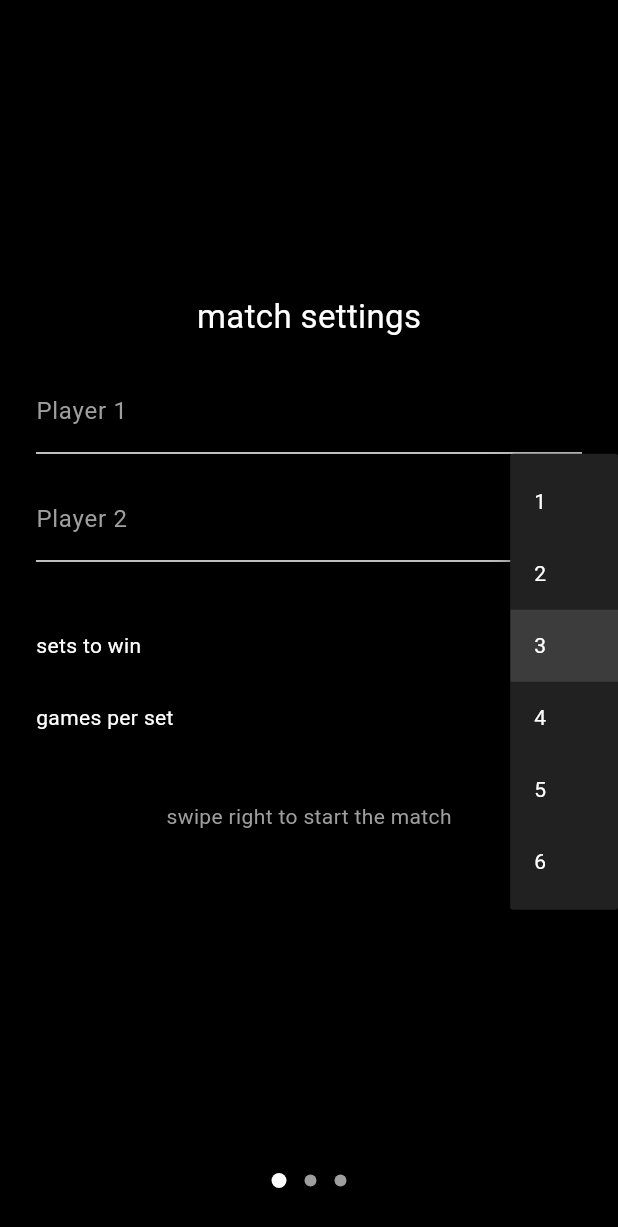
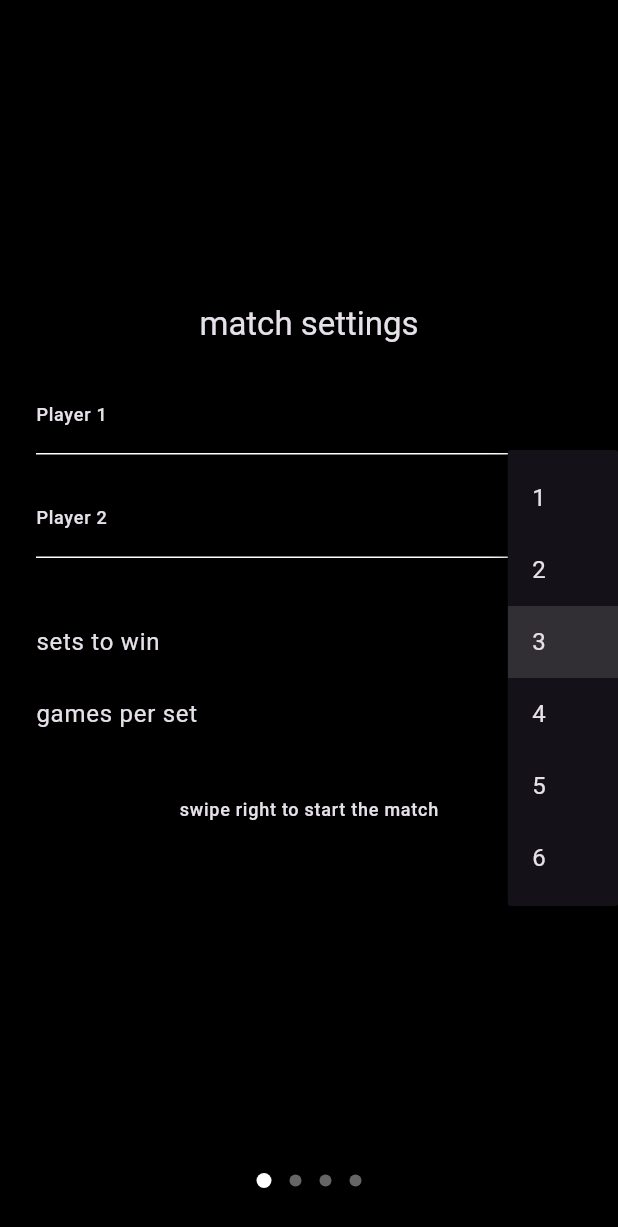
Before and after one commit to TimoSaut/CourtCounter, a Flutter app: the screen it shows after launch, after a tap on an icon or button, on a phone screen of 412 x 824 dp. Shown: the top 1227 px of the screen. Run offline on Flutter 3.47's test engine with Material 3 defaults, Android fonts, the light colour scheme and no system bars; our stand-ins replace shared_preferences.

Commit message:
add settings page & dark mode

```diff
--- a/lib/main.dart
+++ b/lib/main.dart
@@ -3,33 +3,55 @@ import 'blocs/score_bloc.dart' as logic;
 import 'screens/match_config_screen.dart';
 import 'screens/match_history_screen.dart';
 import 'screens/match_screen.dart';
-
-
-
+import 'screens/settings_screen.dart';
 
 void main() {
   runApp(const CourtCounterApp());
 }
 
-class CourtCounterApp extends StatelessWidget {
+class CourtCounterApp extends StatefulWidget {
   const CourtCounterApp({super.key});
+
+  @override
+  State<CourtCounterApp> createState() => _CourtCounterAppState();
+}
+
+class _CourtCounterAppState extends State<CourtCounterApp> {
+  ThemeMode _themeMode = ThemeMode.dark;
+
+  void _toggleTheme(bool isDark) {
+    setState(() {
+      _themeMode = isDark ? ThemeMode.dark : ThemeMode.light;
+    });
+  }
 
   @override
   Widget build(BuildContext context) {
     return MaterialApp(
       debugShowCheckedModeBanner: false,
-      theme: ThemeData.dark().copyWith(
-        colorScheme: const ColorScheme.dark(
-          primary: Colors.yellow,
-        ),
+      themeMode: _themeMode,
+      darkTheme: ThemeData.dark().copyWith(
+        scaffoldBackgroundColor: Colors.black,
+        colorScheme: const ColorScheme.dark(primary: Colors.yellow),
       ),
-      home: const HomePage(),
+      theme: ThemeData.light().copyWith(
+        scaffoldBackgroundColor: Colors.white,
+        colorScheme: const ColorScheme.light(primary: Colors.lightBlue),
+      ),
+      home: HomePage(onThemeToggle: _toggleTheme, themeMode: _themeMode),
     );
   }
 }
 
 class HomePage extends StatefulWidget {
-  const HomePage({super.key});
+  final void Function(bool isDark) onThemeToggle;
+  final ThemeMode themeMode;
+
+  const HomePage({
+    super.key,
+    required this.onThemeToggle,
+    required this.themeMode,
+  });
 
   @override
   State<HomePage> createState() => _HomePageState();
@@ -71,7 +93,6 @@ class _HomePageState extends State<HomePage> {
   @override
   Widget build(BuildContext context) {
     return Scaffold(
-      backgroundColor: Colors.black,
       body: Column(
         children: [
           Expanded(
@@ -95,20 +116,27 @@ class _HomePageState extends State<HomePage> {
                   player2: _player2Name,
                 ),
                 const MatchHistoryScreen(),
+                SettingsScreen(
+                  onThemeToggle: widget.onThemeToggle,
+                  isDarkMode: widget.themeMode == ThemeMode.dark,
+                ),
               ],
             ),
           ),
           Padding(
-            padding: const EdgeInsets.all(12.0),
+            padding: const EdgeInsets.all(12),
             child: Row(
               mainAxisAlignment: MainAxisAlignment.center,
-              children: List.generate(3, (index) {
+              children: List.generate(4, (index) {
+                final isActive = _pageIndex == index;
                 return Container(
                   margin: const EdgeInsets.symmetric(horizontal: 6),
-                  width: _pageIndex == index ? 10 : 8,
-                  height: _pageIndex == index ? 50 : 8,
+                  width: isActive ? 10 : 8,
+                  height: isActive ? 50 : 8,
                   decoration: BoxDecoration(
-                    color: _pageIndex == index ? Colors.white : Colors.grey,
+                    color: isActive
+                        ? Theme.of(context).colorScheme.onBackground
+                        : Theme.of(context).colorScheme.onBackground.withOpacity(0.4),
                     shape: BoxShape.circle,
                   ),
                 );
--- a/lib/screens/match_config_screen.dart
+++ b/lib/screens/match_config_screen.dart
@@ -33,23 +33,26 @@ class _MatchConfigScreenState extends State<MatchConfigScreen> {
 
  @override
 Widget build(BuildContext context) {
+  final theme = Theme.of(context);
+  final textTheme = theme.textTheme;
+
   return Scaffold(
-      backgroundColor: Colors.black,
+    backgroundColor: theme.scaffoldBackgroundColor,
     body: Padding(
       padding: const EdgeInsets.all(24),
       child: Column(
         mainAxisAlignment: MainAxisAlignment.center,
         children: [
-            const Text(
+          Text(
             "match settings",
-              style: TextStyle(fontSize: 22, color: Colors.white),
+            style: textTheme.titleLarge,
           ),
           const SizedBox(height: 20),
           TextField(
-              style: const TextStyle(color: Colors.white),
-              decoration: const InputDecoration(
+            style: textTheme.bodyLarge,
+            decoration: InputDecoration(
               labelText: "Player 1",
-                labelStyle: TextStyle(color: Colors.grey),
+              labelStyle: textTheme.labelMedium,
             ),
             onChanged: (val) {
               player1 = val;
@@ -58,10 +61,10 @@ class _MatchConfigScreenState extends State<MatchConfigScreen> {
           ),
           const SizedBox(height: 16),
           TextField(
-              style: const TextStyle(color: Colors.white),
-              decoration: const InputDecoration(
+            style: textTheme.bodyLarge,
+            decoration: InputDecoration(
               labelText: "Player 2",
-                labelStyle: TextStyle(color: Colors.grey),
+              labelStyle: textTheme.labelMedium,
             ),
             onChanged: (val) {
               player2 = val;
@@ -72,11 +75,11 @@ class _MatchConfigScreenState extends State<MatchConfigScreen> {
           Row(
             mainAxisAlignment: MainAxisAlignment.spaceBetween,
             children: [
-                const Text("sets to win", style: TextStyle(color: Colors.white)),
+              Text("sets to win", style: textTheme.bodyLarge),
               DropdownButton<int>(
                 value: sets,
-                  dropdownColor: Colors.grey[900],
-                  style: const TextStyle(color: Colors.white),
+                dropdownColor: theme.cardColor,
+                style: textTheme.bodyLarge,
                 items: List.generate(6, (index) => index + 1)
                     .map((val) => DropdownMenuItem(
                           value: val,
@@ -95,11 +98,11 @@ class _MatchConfigScreenState extends State<MatchConfigScreen> {
           Row(
             mainAxisAlignment: MainAxisAlignment.spaceBetween,
             children: [
-                const Text("games per set", style: TextStyle(color: Colors.white)),
+              Text("games per set", style: textTheme.bodyLarge),
               DropdownButton<int>(
                 value: games,
-                  dropdownColor: Colors.grey[900],
-                  style: const TextStyle(color: Colors.white),
+                dropdownColor: theme.cardColor,
+                style: textTheme.bodyLarge,
                 items: List.generate(6, (index) => index + 1)
                     .map((val) => DropdownMenuItem(
                           value: val,
@@ -116,9 +119,9 @@ class _MatchConfigScreenState extends State<MatchConfigScreen> {
             ],
           ),
           const SizedBox(height: 32),
-            const Text(
+          Text(
             "swipe right to start the match",
-              style: TextStyle(color: Colors.grey),
+            style: textTheme.labelMedium,
           ),
         ],
       ),
--- a/lib/screens/match_history_screen.dart
+++ b/lib/screens/match_history_screen.dart
@@ -26,8 +26,11 @@ class _MatchHistoryScreenState extends State<MatchHistoryScreen> {
 
   @override
   Widget build(BuildContext context) {
+    final theme = Theme.of(context);
+    final textTheme = theme.textTheme;
+
     return Scaffold(
-    backgroundColor: Colors.black,
+      backgroundColor: theme.scaffoldBackgroundColor,
       body: SafeArea(
         child: Padding(
           padding: const EdgeInsets.all(24),
@@ -36,9 +39,7 @@ Widget build(BuildContext context) {
               const SizedBox(height: 12),
               Expanded(
                 child: _history.isEmpty
-                  ? const Center(
-                      child: Text("No matches recorded", style: TextStyle(color: Colors.white)),
-                    )
+                    ? Center(child: Text("No matches recorded", style: textTheme.bodyMedium))
                     : ListView.builder(
                         itemCount: _history.length,
                         itemBuilder: (context, index) {
@@ -56,12 +57,12 @@ Widget build(BuildContext context) {
                                   child: Column(
                                     crossAxisAlignment: CrossAxisAlignment.start,
                                     children: [
-                                    Text(player1, style: const TextStyle(fontSize: 16, color: Colors.white)),
-                                    Text(player2, style: const TextStyle(fontSize: 16, color: Colors.white)),
+                                      Text(player1, style: textTheme.bodyMedium),
+                                      Text(player2, style: textTheme.bodyMedium),
                                     ],
                                   ),
                                 ),
-                              Text(result, style: const TextStyle(fontSize: 16, color: Colors.white)),
+                                Text(result, style: textTheme.bodyMedium),
                               ],
                             ),
                           );
--- a/lib/screens/match_screen.dart
+++ b/lib/screens/match_screen.dart
@@ -16,8 +16,11 @@ class MatchScreen extends StatelessWidget {
 
   @override
   Widget build(BuildContext context) {
+    final theme = Theme.of(context);
+    final textTheme = theme.textTheme;
+
     return Scaffold(
-      backgroundColor: Colors.black,
+      backgroundColor: theme.scaffoldBackgroundColor,
       body: Stack(
         children: [
           Center(
@@ -33,36 +36,20 @@ class MatchScreen extends StatelessWidget {
                       child: Row(
                         mainAxisAlignment: MainAxisAlignment.spaceBetween,
                         children: [
-                          Text(
-                            player1,
-                            style: const TextStyle(
-                              fontSize: 16,
-                              color: Colors.grey,
-                            ),
-                          ),
-                          Text(
-                            player2,
-                            style: const TextStyle(
-                              fontSize: 16,
-                              color: Colors.grey,
-                            ),
-                          ),
+                          Text(player1, style: textTheme.bodySmall),
+                          Text(player2, style: textTheme.bodySmall),
                         ],
                       ),
                     ),
                     const SizedBox(height: 8),
                     Text(
                       _formatScore(current.score[0], current.score[1]),
-                      style: const TextStyle(
-                        fontSize: 80,
-                        color: Colors.white,
-                        fontWeight: FontWeight.bold,
-                      ),
+                      style: textTheme.displayLarge?.copyWith(fontWeight: FontWeight.bold),
                     ),
                     const SizedBox(height: 40),
-                    _buildScoreRow('Games', current.games[0], current.games[1]),
+                    _buildScoreRow(context, 'Games', current.games[0], current.games[1]),
                     const SizedBox(height: 20),
-                    _buildScoreRow('Sets', current.sets[0], current.sets[1]),
+                    _buildScoreRow(context, 'Sets', current.sets[0], current.sets[1]),
                   ],
                 );
               },
@@ -71,16 +58,8 @@ class MatchScreen extends StatelessWidget {
           Positioned.fill(
             child: Row(
               children: [
-                Expanded(
-                  child: GestureDetector(
-                    onTap: () => bloc.addPoint(1),
-                  ),
-                ),
-                Expanded(
-                  child: GestureDetector(
-                    onTap: () => bloc.addPoint(2),
-                  ),
-                ),
+                Expanded(child: GestureDetector(onTap: () => bloc.addPoint(1))),
+                Expanded(child: GestureDetector(onTap: () => bloc.addPoint(2))),
               ],
             ),
           ),
@@ -89,38 +68,22 @@ class MatchScreen extends StatelessWidget {
     );
   }
 
-  Widget _buildScoreRow(String label, int leftValue, int rightValue) {
+  Widget _buildScoreRow(BuildContext context, String label, int left, int right) {
+    final textTheme = Theme.of(context).textTheme;
+
     return Column(
       mainAxisSize: MainAxisSize.min,
       children: [
         Row(
           mainAxisAlignment: MainAxisAlignment.center,
           children: [
-            Text(
-              '$leftValue',
-              style: const TextStyle(
-                fontSize: 24,
-                color: Colors.white,
-              ),
-            ),
+            Text('$left', style: textTheme.titleLarge),
             const SizedBox(width: 40),
-            Text(
-              '$rightValue',
-              style: const TextStyle(
-                fontSize: 24,
-                color: Colors.white,
-              ),
-            ),
+            Text('$right', style: textTheme.titleLarge),
           ],
         ),
         const SizedBox(height: 4),
-        Text(
-          label,
-          style: const TextStyle(
-            fontSize: 12,
-            color: Colors.grey,
-          ),
-        ),
+        Text(label, style: textTheme.labelSmall),
       ],
     );
   }
--- /dev/null
+++ b/lib/screens/settings_screen.dart
@@ -0,0 +1,54 @@
+import 'package:flutter/material.dart';
+import '../models/history_repository.dart';
+
+class SettingsScreen extends StatelessWidget {
+  final void Function(bool isDark) onThemeToggle;
+  final bool isDarkMode;
+
+  const SettingsScreen({
+    super.key,
+    required this.onThemeToggle,
+    required this.isDarkMode,
+  });
+
+  @override
+  Widget build(BuildContext context) {
+    return Scaffold(
+      body: SafeArea(
+        child: Padding(
+          padding: const EdgeInsets.all(24),
+          child: Column(
+            crossAxisAlignment: CrossAxisAlignment.start,
+            children: [
+              const Text(
+                'Settings',
+                style: TextStyle(fontSize: 22),
+              ),
+              const SizedBox(height: 24),
+              Row(
+                mainAxisAlignment: MainAxisAlignment.spaceBetween,
+                children: [
+                  const Text('Dark Mode'),
+                  Switch(
+                    value: isDarkMode,
+                    onChanged: onThemeToggle,
+                  ),
+                ],
+              ),
+              const SizedBox(height: 32),
+              ElevatedButton(
+                onPressed: () async {
+                  await HistoryRepository.clearHistory();
+                  ScaffoldMessenger.of(context).showSnackBar(
+                    const SnackBar(content: Text("Match history cleared")),
+                  );
+                },
+                child: const Text('Clear Match History'),
+              ),
+            ],
+          ),
+        ),
+      ),
+    );
+  }
+}
```
Also changed, not shown: 1 other file. Lines whose indentation alone changed are shown as unchanged.
